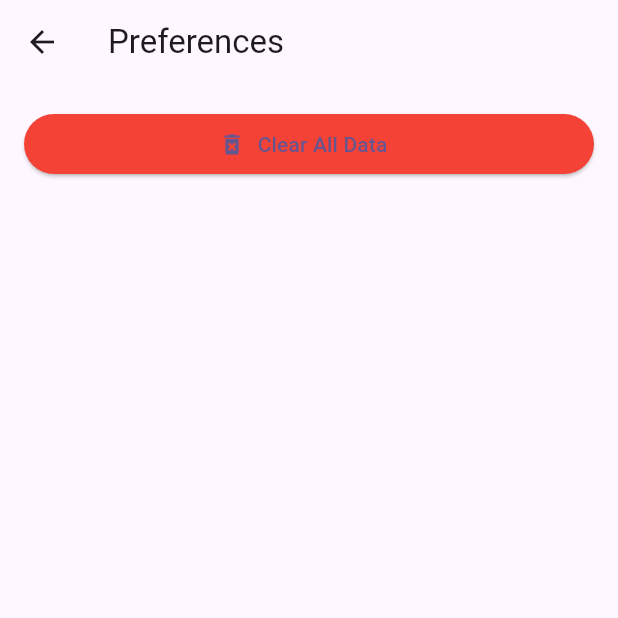
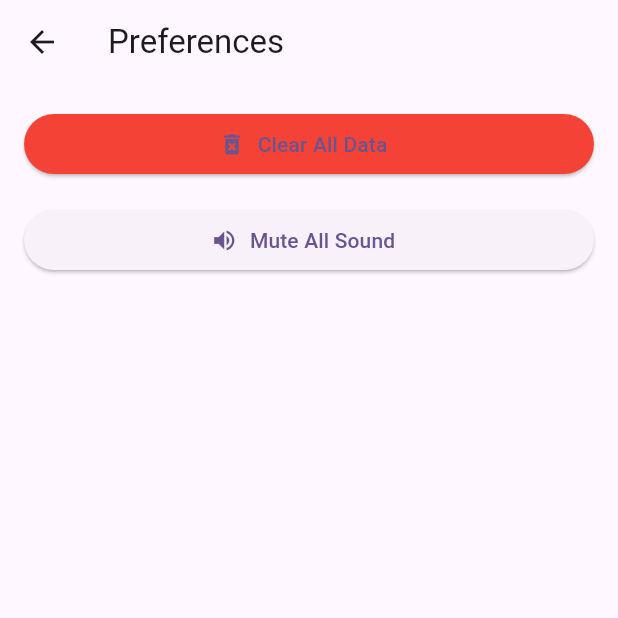
Before and after one commit to ebin58/tab_testing_app, a Flutter app: the PreferencesScreen screen opened directly, on a phone screen of 412 x 824 dp, the top half of it. Run offline on Flutter 3.47's test engine with Material 3 defaults, Android fonts, the phone set to English and light mode, and no system bars; our stand-ins replace audioplayers, flutter_local_notifications, flutter_secure_storage, geolocator, google_maps_flutter, permission_handler and 2 more; missing offline and left inert: flutter_background_service, flutter_background_service_android, redis; accounts and stored records are empty.

Commit message:
Added the mute button

```diff
--- a/lib/preferences.dart
+++ b/lib/preferences.dart
@@ -5,10 +5,39 @@ import 'package:shared_preferences/shared_preferences.dart';
 import 'package:uuid/uuid.dart';
 import 'package:provider/provider.dart';
 import 'userData.dart';
-import 'main.dart'; // needed to call runApp with MyApp
+import 'main.dart';
 
-class PreferencesScreen extends StatelessWidget {
+class PreferencesScreen extends StatefulWidget {
   const PreferencesScreen({super.key});
+
+  @override
+  State<PreferencesScreen> createState() => _PreferencesScreenState();
+}
+
+class _PreferencesScreenState extends State<PreferencesScreen> {
+  bool _isMuted = false;
+
+  @override
+  void initState() {
+    super.initState();
+    _loadMute();
+  }
+
+  Future<void> _loadMute() async {
+    final prefs = await SharedPreferences.getInstance();
+    setState(() {
+      _isMuted = prefs.getBool('isMuted') ?? false;
+    });
+  }
+
+  Future<void> _toggleMute() async {
+    final prefs = await SharedPreferences.getInstance();
+    final newMute = !_isMuted;
+    await prefs.setBool('isMuted', newMute);
+    setState(() {
+      _isMuted = newMute;
+    });
+  }
 
   @override
   Widget build(BuildContext context) {
@@ -25,6 +54,12 @@ class PreferencesScreen extends StatelessWidget {
               style: ElevatedButton.styleFrom(backgroundColor: Colors.red),
               onPressed: () => _confirmClearDialog(context),
             ),
+            const SizedBox(height: 16),
+            ElevatedButton.icon(
+              icon: Icon(_isMuted ? Icons.volume_off : Icons.volume_up),
+              label: Text(_isMuted ? "Unmute All Sound" : "Mute All Sound"),
+              onPressed: _toggleMute,
+            ),
           ],
         ),
       ),
@@ -39,7 +74,8 @@ class PreferencesScreen extends StatelessWidget {
         content: const Text("This will erase your progress and start over."),
         actions: [
           TextButton(
-            onPressed: () => Navigator.pop(context), // cancel means u close the popup
+            onPressed: () =>
+                Navigator.pop(context), // cancel means u close the popup
             child: const Text("Cancel"),
           ),
           ElevatedButton(
```
Also changed, not shown: lib/FinderScreen.dart (+11 -3 lines), lib/notifications.dart (+11 -11 lines).
